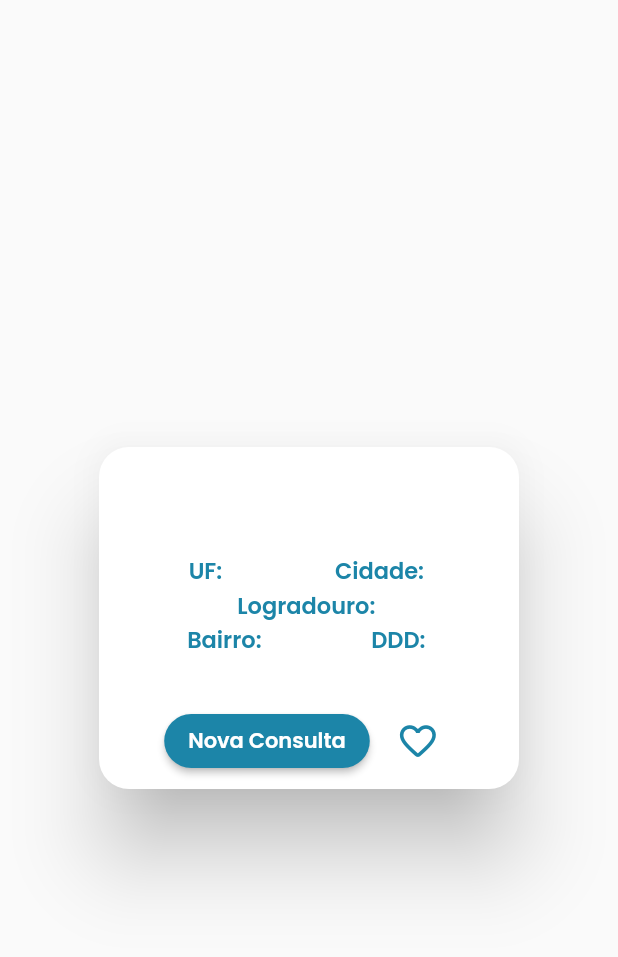
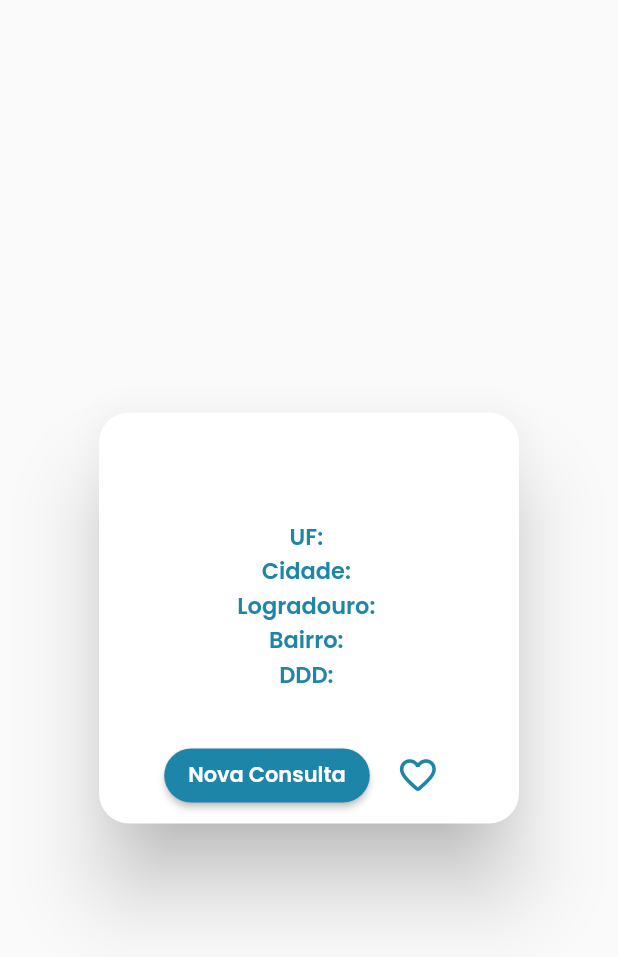
Before and after one commit to rm3d0nc4/Consulta-CEP, a Flutter app: the InsertedCepResultDialog widget shown alone on an empty page, opened directly with empty values, on a phone screen of 412 x 824 dp. Shown: the top 957 px of the screen. Run offline on Flutter 3.47's test engine with Material 2 defaults, Android fonts, the phone set to English and light mode, and no system bars; our stand-ins replace mask_text_input_formatter.

Commit message:
Alterando layot do resultado

```diff
--- a/lib/widgets/inserted_cep_result_dialog.dart
+++ b/lib/widgets/inserted_cep_result_dialog.dart
@@ -29,26 +29,11 @@ class InsertedCepResultDialog extends StatelessWidget {
       content: Column(
         mainAxisSize: MainAxisSize.min,
         children: [
-          Row(
-            mainAxisAlignment: MainAxisAlignment.spaceAround,
-            children: [
-              RichTextResult(text1: 'UF: ', text2: cepData.uf),
-              RichTextResult(text1: 'Cidade: ', text2: cepData.cidade),
-            ],
-          ),
-          Row(
-            mainAxisAlignment: MainAxisAlignment.spaceAround,
-            children: [
-              RichTextResult(text1: 'Logradouro: ', text2: cepData.logradouro),
-            ],
-          ),
-          Row(
-            mainAxisAlignment: MainAxisAlignment.spaceAround,
-            children: [
-              RichTextResult(text1: 'Bairro: ', text2: cepData.bairro),
-              RichTextResult(text1: 'DDD: ', text2: cepData.ddd),
-            ],
-          )
+          RichTextResult(text1: 'UF: ', text2: cepData.uf),
+          RichTextResult(text1: 'Cidade: ', text2: cepData.cidade),
+          RichTextResult(text1: 'Logradouro: ', text2: cepData.logradouro),
+          RichTextResult(text1: 'Bairro: ', text2: cepData.bairro),
+          RichTextResult(text1: 'DDD: ', text2: cepData.ddd),
         ],
       ),
       actionsAlignment: MainAxisAlignment.center,
```
